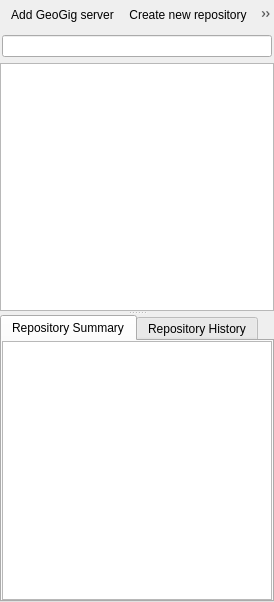
This is geogig/ui/navigatordialog.ui in boundlessgeo/qgis-geogiglight-plugin as Qt 5 draws it before an edit. The edited form follows.
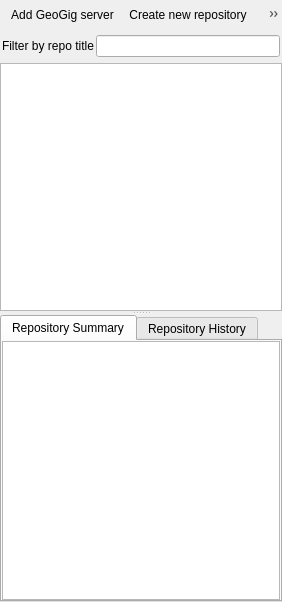
This is the edited form. Custom widgets are drawn as their Qt base class.

Commit message: added label to explain filter box

What changed in the file:
```diff
--- a/geogig/ui/navigatordialog.ui
+++ b/geogig/ui/navigatordialog.ui
@@ -6,7 +6,7 @@
    <rect>
     <x>0</x>
     <y>0</y>
-    <width>274</width>
+    <width>282</width>
     <height>602</height>
    </rect>
   </property>
@@ -84,6 +84,13 @@
           <property name="bottomMargin">
            <number>0</number>
           </property>
+          <item>
+           <widget class="QLabel" name="label">
+            <property name="text">
+             <string>Filter by repo title</string>
+            </property>
+           </widget>
+          </item>
           <item>
            <widget class="QgsFilterLineEdit" name="leFilter">
             <property name="sizePolicy">
```
